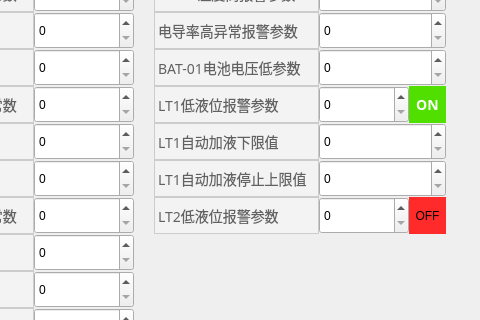
Qt form ParameterConfiguration/parameterconfiguration.ui (Hccccc1/MOH_viewer) before a commit; both pictures show x 850 to 1330 and y 214 to 534 of the 1330 by 804 pixel window.
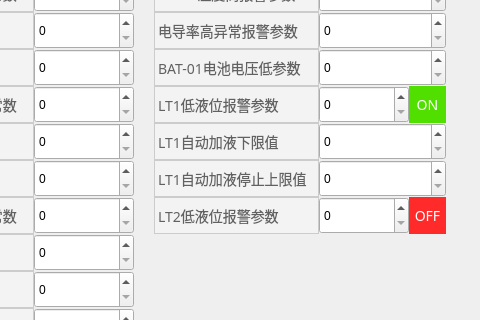
The same form after that commit.

```diff
--- a/ParameterConfiguration/parameterconfiguration.ui
+++ b/ParameterConfiguration/parameterconfiguration.ui
@@ -3699,12 +3699,14 @@
          </size>
         </property>
         <property name="styleSheet">
-         <string notr="true">font-size:14px;
+         <string notr="true">QLabel {
+font-size:14px;
 font-family:PingFang SC;
-font-weight:500;
+font-weight:300;
 line-height:34px;
 color:rgba(255,255,255,1);
-background:rgba(81,223,0,1);</string>
+background:rgba(81,223,0,1);
+}</string>
         </property>
         <property name="text">
          <string>ON</string>
@@ -3867,7 +3869,14 @@
          </size>
         </property>
         <property name="styleSheet">
-         <string notr="true">background:rgba(255,42,42,1);</string>
+         <string notr="true">QLabel {
+font-size:14px;
+font-family:PingFang SC;
+font-weight:300;
+line-height:34px;
+color:rgba(255,255,255,1);
+background:rgba(255,42,42,1);
+}</string>
         </property>
         <property name="text">
          <string>OFF</string>
```
